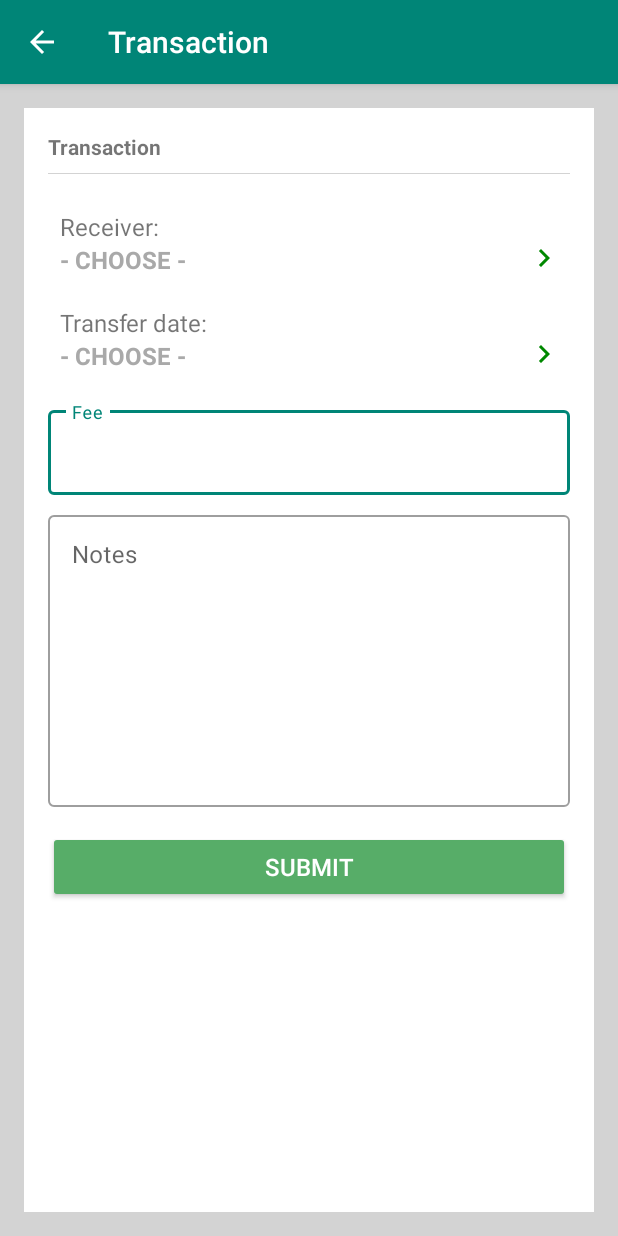
After one commit to geneticdie/eContact, an Android app: the ActivityTransaction screen opened directly, with no data from a screen before it, on a phone screen of 412 x 824 dp. The commit adds this screen. Run offline under Robolectric (Android 15) with nearby library versions, the phone set to English and light mode, and no system bars; our stand-ins replace Firebase (no records; nobody signed in at launch, a user with empty details on screens opened directly); libraries missing offline, so code that uses them is left out: in.galaxyofandroid.spinerdialog; 4 statements that could not run were skipped.

Commit message:
Init import

```diff
--- a/app/build.gradle
+++ b/app/build.gradle
@@ -41,6 +41,7 @@ dependencies {
     implementation 'com.google.firebase:firebase-storage:19.0.1'
 
     implementation 'com.weiwangcn.betterspinner:library-material:1.1.0'
+    implementation 'com.github.MdFarhanRaja:SearchableSpinner:2.0'
 }
 
 apply plugin: 'com.google.gms.google-services'
--- /dev/null
+++ b/app/src/main/java/xyz/voltwilz/employee/ActivityTransaction.java
@@ -0,0 +1,227 @@
+package xyz.voltwilz.employee;
+
+import androidx.annotation.NonNull;
+import androidx.appcompat.app.AppCompatActivity;
+import androidx.fragment.app.DialogFragment;
+import in.galaxyofandroid.spinerdialog.OnSpinerItemClick;
+import in.galaxyofandroid.spinerdialog.SpinnerDialog;
+import xyz.voltwilz.employee.ClassOnly.UserProfile;
+
+import android.app.AlertDialog;
+import android.app.DatePickerDialog;
+import android.content.DialogInterface;
+import android.os.Bundle;
+import android.view.MenuItem;
+import android.view.View;
+import android.view.animation.Animation;
+import android.view.animation.AnimationUtils;
+import android.widget.Button;
+import android.widget.DatePicker;
+import android.widget.EditText;
+import android.widget.LinearLayout;
+import android.widget.TextView;
+import android.widget.Toast;
+
+import com.google.android.material.textfield.TextInputLayout;
+import com.google.firebase.database.DataSnapshot;
+import com.google.firebase.database.DatabaseError;
+import com.google.firebase.database.DatabaseReference;
+import com.google.firebase.database.FirebaseDatabase;
+import com.google.firebase.database.ValueEventListener;
+
+import java.text.DateFormat;
+import java.text.SimpleDateFormat;
+import java.util.ArrayList;
+import java.util.Calendar;
+import java.util.Date;
+import java.util.HashMap;
+import java.util.Map;
+
+public class ActivityTransaction extends AppCompatActivity implements DatePickerDialog.OnDateSetListener {
+
+    DatabaseReference mRoot = FirebaseDatabase.getInstance().getReference();
+    DatabaseReference transactionRef = mRoot.child("Transaction");
+    DatabaseReference staffRef = mRoot.child("Staffs");
+
+    String newTransKey, selectedStaffId;
+
+    LinearLayout layoutReceiver, layoutTransferDate;
+    ArrayList<String> staffsName = new ArrayList<>();
+    ArrayList<String> idStaff = new ArrayList<>();
+    SpinnerDialog spinnerDialogStaff;
+
+    TextView tv_receiverName, tv_transferDate;
+    EditText mFee, mNote;
+    TextInputLayout trans_TIL_fee, trans_TIL_notes;
+
+    Button btnSubmit;
+
+    String valReceivername, valNote, valFee;
+
+    @Override
+    protected void onCreate(Bundle savedInstanceState) {
+        super.onCreate(savedInstanceState);
+        setContentView(R.layout.activity_transaction);
+
+        getSupportActionBar().setDisplayHomeAsUpEnabled(true);
+        setTitle("Transaction");
+
+        layoutReceiver = findViewById(R.id.transaction_layoutReceiver);
+        layoutTransferDate = findViewById(R.id.transaction_layoutTransferDate);
+        tv_receiverName = findViewById(R.id.transaction_receiverName);
+        tv_transferDate = findViewById(R.id.transaction_transferDate);
+        trans_TIL_fee = findViewById(R.id.transaction_TIL_fee);
+        trans_TIL_notes = findViewById(R.id.transaction_TIL_notes);
+        mFee = findViewById(R.id.transaction_fee);
+        mNote = findViewById(R.id.transaction_notes);
+        btnSubmit = findViewById(R.id.transaction_btnSubmit);
+
+        spinnerDialogStaff = new SpinnerDialog(ActivityTransaction.this, staffsName, "Search staff", R.style.DialogAnimations_SmileWindow , "Close");
+        spinnerDialogStaff.setCancellable(true);
+        spinnerDialogStaff.setShowKeyboard(false);
+
+        spinnerDialogStaff.bindOnSpinerListener(new OnSpinerItemClick() {
+            @Override
+            public void onClick(String item, int position) {
+                valReceivername = item;
+                selectedStaffId = idStaff.get(position);
+                System.out.println(selectedStaffId);
+                tv_receiverName.setText(valReceivername);
+            }
+        });
+
+        layoutReceiver.setOnClickListener(new View.OnClickListener() {
+            @Override
+            public void onClick(View view) {
+                spinnerDialogStaff.showSpinerDialog();
+            }
+        });
+
+        layoutTransferDate.setOnClickListener(new View.OnClickListener() {
+            @Override
+            public void onClick(View view) {
+                DialogFragment datePicker = new FragmentDatePicker();
+                datePicker.show(getSupportFragmentManager(), "date picker");
+            }
+        });
+
+        btnSubmit.setOnClickListener(new View.OnClickListener() {
+            @Override
+            public void onClick(View view) {
+                validateInput();
+                System.out.println("hai");
+            }
+        });
+    }
+
+    @Override
+    protected void onResume() {
+        super.onResume();
+        getTransKey(); // Generate Transaction unique key
+        readAllStaffs();
+    }
+
+    @Override
+    public boolean onOptionsItemSelected(@NonNull MenuItem item) {
+        switch (item.getItemId()) {
+            case android.R.id.home:
+                onBackPressed();
+                break;
+            default:
+                return super.onOptionsItemSelected(item);
+        }
+        return true;
+    }
+
+    public void getTransKey() {
+        SimpleDateFormat transKeyFormat = new SimpleDateFormat("yyyyMMddHHmmss");
+        Date currentDate = new Date(System.currentTimeMillis());
+
+        newTransKey = transKeyFormat.format(currentDate);
+        System.out.println(newTransKey);
+    }
+
+    @Override
+    public void onDateSet(DatePicker datePicker, int year, int month, int dayOfMonth) {
+        Calendar c = Calendar.getInstance();
+        c.set(Calendar.YEAR, year);
+        c.set(Calendar.MONTH, month);
+        c.set(Calendar.DAY_OF_MONTH, dayOfMonth);
+
+        String transDateString = DateFormat.getDateInstance().format(c.getTime());
+        tv_transferDate.setText(transDateString);
+
+    }
+
+    public void readAllStaffs() {
+        staffRef.addValueEventListener(new ValueEventListener() {
+            @Override
+            public void onDataChange(@NonNull DataSnapshot dataSnapshot) {
+                staffsName.clear();
+                for (DataSnapshot dataSnapshot1: dataSnapshot.getChildren()) {
+                    idStaff.add(dataSnapshot1.getKey());
+                    UserProfile userProfile = dataSnapshot1.getValue(UserProfile.class);
+                    staffsName.add(userProfile.getFirstName() + " " + userProfile.getLastName());
+                }
+            }
+
+            @Override
+            public void onCancelled(@NonNull DatabaseError databaseError) {
+
+            }
+        });
+    }
+
+    public void validateInput() {
+        final Animation shake = AnimationUtils.loadAnimation(ActivityTransaction.this, R.anim.shake);
+
+        if (mFee.getText().toString().equals("")) {
+            mFee.startAnimation(shake);
+            trans_TIL_fee.startAnimation(shake);
+            mFee.requestFocus();
+            System.out.println(mNote.getText().toString().isEmpty());
+        } else {
+            createConfirmationMessage();
+        }
+    }
+
+    private void writeTransaction() {
+        if (mNote.getText().toString().isEmpty()) {
+            valNote = "";
+        } else {
+            valNote = mNote.getText().toString();
+        }
+
+        Map<String, Object> transactionInfo = new HashMap<>();
+
+        transactionInfo.put("keyValue", selectedStaffId);
+        transactionInfo.put("receiver_name", tv_receiverName.getText().toString());
+        transactionInfo.put("transfer_date", tv_transferDate.getText().toString());
+        transactionInfo.put("note", mNote.getText().toString());
+        transactionInfo.put("fee", mFee.getText().toString());
+
+        transactionRef.child(newTransKey).updateChildren(transactionInfo);
+
+        Toast.makeText(ActivityTransaction.this, "Transaction submitted", Toast.LENGTH_LONG).show();
+    }
+
+    private void createConfirmationMessage() {
+        AlertDialog.Builder builder = new AlertDialog.Builder(this)
+                .setMessage("Submit this transaction?")
+                .setPositiveButton("Submit", new DialogInterface.OnClickListener() {
+                    @Override
+                    public void onClick(DialogInterface dialogInterface, int i) {
+                        writeTransaction();
+                        onBackPressed();
+                    }
+                })
+                .setNegativeButton("Cancel", new DialogInterface.OnClickListener() {
+                    @Override
+                    public void onClick(DialogInterface dialogInterface, int i) {
+                        dialogInterface.cancel();
+                    }
+                });
+        AlertDialog alertDialog = builder.create();
+        alertDialog.show();
+    }
+}
--- a/app/src/main/java/xyz/voltwilz/employee/FragmentManageUser.java
+++ b/app/src/main/java/xyz/voltwilz/employee/FragmentManageUser.java
@@ -137,7 +137,9 @@ public class FragmentManageUser extends Fragment implements ManageUserAdapter.On
 
             @Override
             public boolean onQueryTextChange(String newText) {
-                adapter.getFilter().filter(newText);
+                if (adapter != null) {
+                    adapter.getFilter().filter(newText);
+                }
                 return false;
             }
         });
--- /dev/null
+++ b/app/src/main/res/anim/slide_in_bottom.xml
@@ -0,0 +1,4 @@
+<?xml version="1.0" encoding="utf-8"?>
+<translate xmlns:android="http://schemas.android.com/apk/res/android"
+    android:duration="500"
+    android:fromYDelta="100%p"/>
--- /dev/null
+++ b/app/src/main/res/anim/slide_out_top.xml
@@ -0,0 +1,4 @@
+<?xml version="1.0" encoding="utf-8"?>
+<translate xmlns:android="http://schemas.android.com/apk/res/android"
+    android:duration="500"
+    android:toYDelta="100%p" />
--- /dev/null
+++ b/app/src/main/res/drawable/icon_right_arrow.xml
@@ -0,0 +1,5 @@
+<vector android:height="24dp" android:tint="#008800"
+    android:viewportHeight="24.0" android:viewportWidth="24.0"
+    android:width="24dp" xmlns:android="http://schemas.android.com/apk/res/android">
+    <path android:fillColor="#FF000000" android:pathData="M10,6L8.59,7.41 13.17,12l-4.58,4.59L10,18l6,-6z"/>
+</vector>
--- /dev/null
+++ b/app/src/main/res/layout/activity_transaction.xml
@@ -0,0 +1,182 @@
+<?xml version="1.0" encoding="utf-8"?>
+<RelativeLayout xmlns:android="http://schemas.android.com/apk/res/android"
+    xmlns:app="http://schemas.android.com/apk/res-auto"
+    xmlns:tools="http://schemas.android.com/tools"
+    android:layout_width="match_parent"
+    android:layout_height="match_parent"
+    android:paddingVertical="16dp"
+    android:background="@color/colorGray"
+    tools:context=".ActivityTransaction">
+
+    <androidx.constraintlayout.widget.ConstraintLayout
+        android:layout_width="match_parent"
+        android:layout_height="match_parent">
+
+        <LinearLayout
+            android:id="@+id/linearLayout"
+            android:layout_width="match_parent"
+            android:layout_height="match_parent"
+            android:layout_marginHorizontal="16dp"
+            android:background="#FFFFFF"
+            android:orientation="vertical"
+            android:padding="16dp"
+            tools:layout_editor_absoluteX="16dp"
+            tools:layout_editor_absoluteY="16dp">
+
+            <TextView
+                android:layout_width="wrap_content"
+                android:layout_height="wrap_content"
+                android:text="Transaction"
+                android:textStyle="bold" />
+
+            <View
+                android:layout_width="match_parent"
+                android:layout_height="0.75dp"
+                android:layout_marginTop="8dp"
+                android:layout_marginBottom="24dp"
+                android:background="@color/colorGray" />
+
+            <LinearLayout
+                android:id="@+id/transaction_layoutReceiver"
+                android:layout_width="match_parent"
+                android:layout_height="wrap_content"
+                android:orientation="horizontal"
+                android:weightSum="1">
+
+                <LinearLayout
+                    android:layout_width="match_parent"
+                    android:layout_height="match_parent"
+                    android:layout_weight="0.1"
+                    android:orientation="vertical"
+                    android:paddingLeft="8dp">
+
+                    <TextView
+                        android:layout_width="wrap_content"
+                        android:layout_height="wrap_content"
+                        android:text="Receiver:"
+                        android:textSize="16sp" />
+
+                    <TextView
+                        android:id="@+id/transaction_receiverName"
+                        android:layout_width="match_parent"
+                        android:layout_height="match_parent"
+                        android:layout_marginBottom="20dp"
+                        android:text="- CHOOSE -"
+                        android:textColor="@color/colorDarkGrey"
+                        android:textSize="16sp"
+                        android:textStyle="bold" />
+                </LinearLayout>
+
+                <RelativeLayout
+                    android:layout_width="match_parent"
+                    android:layout_height="match_parent"
+                    android:layout_weight="0.9">
+
+                    <ImageView
+                        android:layout_width="match_parent"
+                        android:layout_height="wrap_content"
+                        android:layout_centerVertical="true"
+                        android:src="@drawable/icon_right_arrow" />
+                </RelativeLayout>
+
+
+            </LinearLayout>
+
+            <LinearLayout
+                android:id="@+id/transaction_layoutTransferDate"
+                android:layout_width="match_parent"
+                android:layout_height="wrap_content"
+                android:orientation="horizontal"
+                android:weightSum="1">
+
+                <LinearLayout
+                    android:layout_width="match_parent"
+                    android:layout_height="match_parent"
+                    android:layout_weight="0.1"
+                    android:orientation="vertical"
+                    android:paddingLeft="8dp">
+
+                    <TextView
+                        android:layout_width="wrap_content"
+                        android:layout_height="wrap_content"
+                        android:text="Transfer date:"
+                        android:textSize="16sp" />
+
+                    <TextView
+                        android:id="@+id/transaction_transferDate"
+                        android:layout_width="match_parent"
+                        android:layout_height="match_parent"
+                        android:layout_marginBottom="20dp"
+                        android:text="- CHOOSE -"
+                        android:textColor="@color/colorDarkGrey"
+                        android:textSize="16sp"
+                        android:textStyle="bold" />
+                </LinearLayout>
+
+                <RelativeLayout
+                    android:layout_width="match_parent"
+                    android:layout_height="match_parent"
+                    android:layout_weight="0.9">
+
+                    <ImageView
+                        android:layout_width="match_parent"
+                        android:layout_height="wrap_content"
+                        android:layout_centerVertical="true"
+                        android:src="@drawable/icon_right_arrow" />
+                </RelativeLayout>
+
+
+            </LinearLayout>
+
+            <com.google.android.material.textfield.TextInputLayout
+                android:id="@+id/transaction_TIL_fee"
+                style="@style/Widget.MaterialComponents.TextInputLayout.OutlinedBox"
+                android:layout_width="match_parent"
+                android:layout_height="wrap_content"
+                android:hint="Fee">
+
+                <com.google.android.material.textfield.TextInputEditText
+                    android:id="@+id/transaction_fee"
+                    android:layout_width="match_parent"
+                    android:layout_height="wrap_content"
+                    android:layout_marginTop="48dp"
+                    android:inputType="number"
+                    tools:layout_editor_absoluteX="0dp" />
+
+            </com.google.android.material.textfield.TextInputLayout>
+
+            <com.google.android.material.textfield.TextInputLayout
+                android:id="@+id/transaction_TIL_notes"
+                style="@style/Widget.MaterialComponents.TextInputLayout.OutlinedBox"
+                android:layout_width="match_parent"
+                android:layout_height="200dp"
+                android:layout_marginTop="8dp"
+                android:hint="Notes">
+
+                <com.google.android.material.textfield.TextInputEditText
+                    android:id="@+id/transaction_notes"
+                    android:layout_width="match_parent"
+                    android:layout_height="match_parent"
+                    android:layout_marginTop="48dp"
+                    android:gravity="top"
+                    tools:layout_editor_absoluteX="0dp" />
+
+            </com.google.android.material.textfield.TextInputLayout>
+
+            <Button
+                android:id="@+id/transaction_btnSubmit"
+                android:layout_width="match_parent"
+                android:layout_height="wrap_content"
+                android:backgroundTint="@color/colorGreen"
+                android:layout_marginTop="16dp"
+                android:text="SUBMIT"
+                android:textColor="#FFFFFF"
+                android:textSize="16sp"
+                app:layout_constraintBottom_toBottomOf="@+id/linearLayout"
+                tools:layout_editor_absoluteX="12dp" />
+
+        </LinearLayout>
+
+    </androidx.constraintlayout.widget.ConstraintLayout>
+
+</RelativeLayout>
--- a/app/src/main/res/values/styles.xml
+++ b/app/src/main/res/values/styles.xml
@@ -8,4 +8,10 @@
         <item name="colorAccent">@color/colorAccent</item>
     </style>
 
+    <style name="DialogAnimations" />
+    <style name="DialogAnimations.SmileWindow">
+        <item name="android:windowEnterAnimation">@anim/slide_in_bottom</item>
+        <item name="android:windowExitAnimation">@anim/slide_out_top</item>
+    </style>
+
 </resources>
--- a/build.gradle
+++ b/build.gradle
@@ -19,6 +19,7 @@ allprojects {
     repositories {
         google()
         jcenter()
+        maven { url 'https://jitpack.io' }
 
     }
 }
```
Also changed, not shown: app/src/main/AndroidManifest.xml (+7 -5 lines), app/src/main/java/xyz/voltwilz/employee/ClassOnly/Transaction.java (added, +63 -0 lines), app/src/main/java/xyz/voltwilz/employee/FragmentDatePicker.java (added, +25 -0 lines), app/src/main/java/xyz/voltwilz/employee/FragmentHome.java (+17 -1 lines), app/src/main/java/xyz/voltwilz/employee/Profile.java (+5 -4 lines), app/src/main/res/layout/fragment_home.xml (+5 -4 lines).
